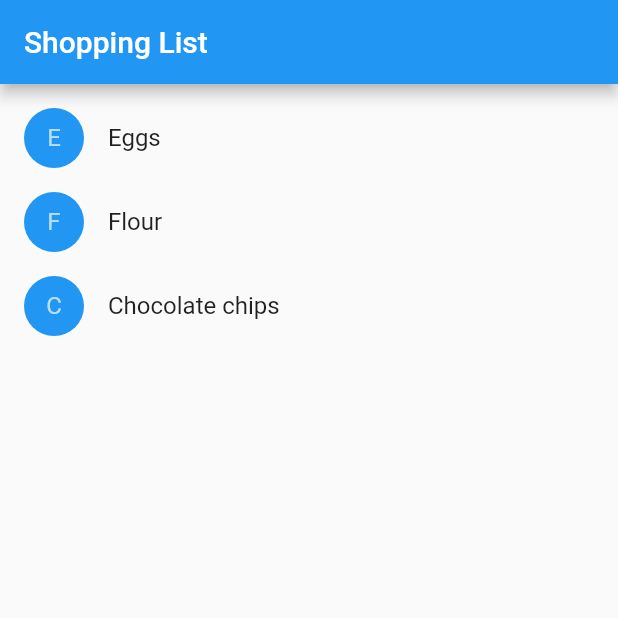
After one commit to SanDiegoHanbitChurch/mobile-manager, a Flutter app: the ShoppingList screen opened directly, on a phone screen of 412 x 824 dp, the top half of it. The commit adds this screen. Run offline on Flutter 3.47's test engine with Material 2 defaults, Android fonts, the phone set to English and light mode, and no system bars; our stand-ins replace firebase_auth, firebase_core, google_sign_in; accounts and stored records are empty.

Commit message:
more experimentation

```diff
--- /dev/null
+++ b/lib/models/product.dart
@@ -0,0 +1,4 @@
+class Product {
+  const Product({this.name});
+  final String name;
+}
--- /dev/null
+++ b/lib/screens/counter/counterApp.dart
@@ -0,0 +1,13 @@
+import 'package:flutter/material.dart';
+
+import 'myHomePage.dart';
+
+class CounterApp extends StatelessWidget {
+  @override
+  Widget build(BuildContext context) {
+    return MaterialApp(
+        title: 'Flutter Demo',
+        theme: ThemeData(primarySwatch: Colors.blue),
+        home: MyHomePage(title: 'Flutter Demo Home Page'));
+  }
+}
--- /dev/null
+++ b/lib/screens/home/home.dart
@@ -0,0 +1,19 @@
+import 'package:flutter/material.dart';
+import '../shopping/shoppingList.dart';
+import '../../models/product.dart';
+
+class Home extends StatelessWidget {
+  @override
+  Widget build(BuildContext context) {
+    return MaterialApp(
+      title: 'Shopping App',
+      home: ShoppingList(
+        products: <Product>[
+          Product(name: 'Eggs'),
+          Product(name: 'Flour'),
+          Product(name: 'Chocolate chips'),
+        ],
+      ),
+    );
+  }
+}
--- /dev/null
+++ b/lib/screens/shopping/shoppingList.dart
@@ -0,0 +1,55 @@
+import 'package:flutter/material.dart';
+import '../../models/product.dart';
+import './shoppingListItem.dart';
+
+class ShoppingList extends StatefulWidget {
+  ShoppingList({Key key, this.products}) : super(key: key);
+
+  final List<Product> products;
+
+  // The framework calls createState the first time a widget
+  // appears at a given location in the tree.
+  // If the parent rebuilds and uses the same type of
+  // widget (with the same key), the framework re-uses the State object
+  // instead of creating a new State object.
+
+  @override
+  _ShoppingListState createState() => _ShoppingListState();
+}
+
+class _ShoppingListState extends State<ShoppingList> {
+  Set<Product> _shoppingCart = Set<Product>();
+
+  void _handleCartChanged(Product product, bool inCart) {
+    setState(() {
+      // When a user changes what's in the cart, you need to change
+      // _shoppingCart inside a setState call to trigger a rebuild.
+      // The framework then calls build, below,
+      // which updates the visual appearance of the app.
+
+      if (!inCart)
+        _shoppingCart.add(product);
+      else
+        _shoppingCart.remove(product);
+    });
+  }
+
+  @override
+  Widget build(BuildContext context) {
+    return Scaffold(
+      appBar: AppBar(
+        title: Text('Shopping List'),
+      ),
+      body: ListView(
+        padding: EdgeInsets.symmetric(vertical: 8.0),
+        children: widget.products.map((Product product) {
+          return ShoppingListItem(
+            product: product,
+            inCart: _shoppingCart.contains(product),
+            onCartChanged: _handleCartChanged,
+          );
+        }).toList(),
+      ),
+    );
+  }
+}
--- /dev/null
+++ b/lib/screens/shopping/shoppingListItem.dart
@@ -0,0 +1,45 @@
+import 'package:flutter/material.dart';
+import '../../models/product.dart';
+
+typedef void CartChangedCallback(Product product, bool inCart);
+
+class ShoppingListItem extends StatelessWidget {
+  ShoppingListItem({this.product, this.inCart, this.onCartChanged})
+      : super(key: ObjectKey(product));
+
+  final Product product;
+  final bool inCart;
+  final CartChangedCallback onCartChanged;
+
+  Color _getColor(BuildContext context) {
+    // The theme depends on the BuildContext because different parts
+    // of the tree can have different themes.
+    // The BuildContext indicates where the build is
+    // taking place and therefore which theme to use.
+
+    return inCart ? Colors.black54 : Theme.of(context).primaryColor;
+  }
+
+  TextStyle _getTextStyle(BuildContext context) {
+    if (!inCart) return null;
+
+    return TextStyle(
+      color: Colors.black54,
+      decoration: TextDecoration.lineThrough,
+    );
+  }
+
+  @override
+  Widget build(BuildContext context) {
+    return ListTile(
+      onTap: () {
+        onCartChanged(product, inCart);
+      },
+      leading: CircleAvatar(
+        backgroundColor: _getColor(context),
+        child: Text(product.name[0]),
+      ),
+      title: Text(product.name, style: _getTextStyle(context)),
+    );
+  }
+}
--- /dev/null
+++ b/lib/services/familyService.dart
@@ -0,0 +1,9 @@
+import '../models//family.dart';
+
+abstract class FamilyService {
+  Future<List<Family>> getAll();
+  Future<List<Family>> getFamiliesForMokjang(String mokjang);
+  Future<void> add(Family family);
+  Future<void> update(Family family);
+  Future<void> delete(Family family);
+}
--- /dev/null
+++ b/lib/services/mokjangService.dart
@@ -0,0 +1,9 @@
+import '../models/mokjang.dart';
+
+abstract class MokjangService {
+  Future<List<Mokjang>> getAll();
+  Future<List<Mokjang>> getMokjangsForChowon(String chowon);
+  Future<void> add(Mokjang mokjang);
+  Future<void> update(Mokjang mokjang);
+  Future<void> delete(Mokjang mokjang);
+}
--- a/pubspec.yaml
+++ b/pubspec.yaml
@@ -26,6 +26,7 @@ dependencies:
   firebase_core: "0.5.0+1"
   firebase_auth: "^0.18.1+2"
   google_sign_in: "^4.5.1"
+  cloud_firestore: "^0.14.1+3"
 
   # The following adds the Cupertino Icons font to your application.
   # Use with the CupertinoIcons class for iOS style icons.
```
Also changed, not shown: lib/main.dart (+1 -81 lines), lib/myAwesomeApp.dart (deleted, +0 -19 lines), lib/screens/app.dart (added, +86 -0 lines), lib/screens/counter/myHomePage.dart (added, +48 -0 lines), lib/services/chowonService.dart (added, +8 -0 lines), lib/screens/loading.dart (renamed from lib/loading.dart), lib/screens/somethingWentWrong.dart (renamed from lib/somethingWentWrong.dart), pubspec.lock, 3 other files.
